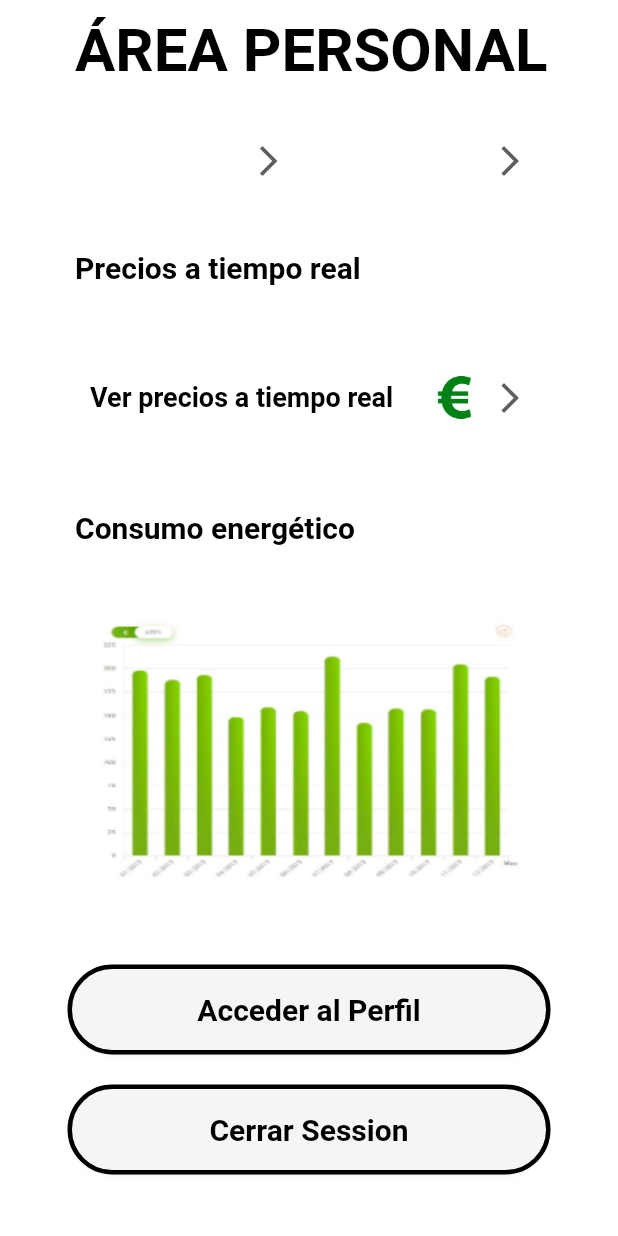
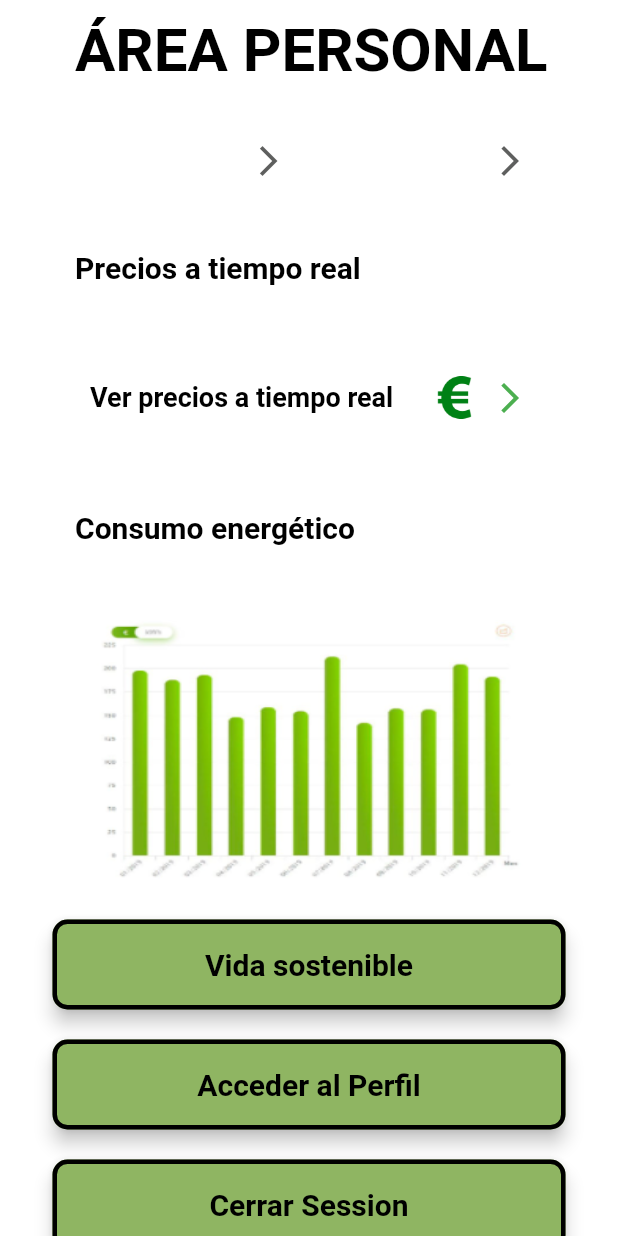
Before and after one commit to pausabat99/buildgreen-pes-Q2-2022, a Flutter app: the AreaPersonalCliente screen opened directly, on a phone screen of 412 x 824 dp. Run offline on Flutter 3.47's test engine with Material 2 defaults, Android fonts, the phone set to English and light mode, and no system bars; our stand-ins replace animated_flip_counter, email_validator, flutter_easyloading, flutter_html, permission_handler, shared_preferences; missing offline and left inert: google_maps_flutter_heatmap; accounts and stored records are empty; generated files the repository leaves out were written again; Roboto replaces fonts that are missing (Arial).

Commit message:
fix estéticos + rutas

```diff
--- a/frontend/lib/main.dart
+++ b/frontend/lib/main.dart
@@ -1,11 +1,11 @@
-import 'package:buildgreen/screens/edit_profile_page.dart';
+import 'package:buildgreen/screens/forms/edit_profile_page.dart';
 import 'package:buildgreen/screens/forms/new_appliance.dart';
 import 'package:buildgreen/screens/forms/new_property.dart';
 import 'package:buildgreen/screens/forms/signup_screen.dart';
+import 'package:buildgreen/screens/lista_consejos.dart';
 import 'package:buildgreen/screens/lista_electrodomesticos.dart';
 import 'package:buildgreen/screens/forms/login_screen.dart';
 import 'package:buildgreen/screens/main_screen.dart';
-import 'package:buildgreen/screens/mapa_screen.dart';
 import 'package:buildgreen/screens/resultados_simulacion.dart';
 import 'package:buildgreen/service_subscriber.dart';
 
@@ -66,6 +66,7 @@ class _MyAppState extends State<MyApp> {
         WelcomeScreen.route         :(context) => const WelcomeScreen(),
         NewProperty.route           :(context) => const NewProperty(),
         EditProfilePage.route       :(context) => const EditProfilePage(),
+        ConsejosList.route          :(context) => const ConsejosList(),
         },
         theme: ThemeData(
           primarySwatch: Colors.green,
--- a/frontend/lib/models/place.dart
+++ b/frontend/lib/models/place.dart
@@ -1,5 +1,3 @@
-import 'dart:convert';
-
 class Place {
   String name;
   String number;
--- a/frontend/lib/screens/area_personal_cliente.dart
+++ b/frontend/lib/screens/area_personal_cliente.dart
@@ -1,6 +1,7 @@
 // ignore_for_file: import_of_legacy_library_into_null_safe
 
-import 'package:buildgreen/screens/edit_profile_page.dart';
+import 'package:buildgreen/screens/forms/edit_profile_page.dart';
+import 'package:buildgreen/screens/lista_consejos.dart';
 import 'package:buildgreen/screens/welcome_screen.dart';
 import 'package:buildgreen/widgets/general_buttom.dart';
 import 'package:flutter/material.dart';
@@ -45,6 +46,10 @@ class _AreaPersonalCliente extends State<AreaPersonalCliente> {
     Navigator.pushNamed(context, EditProfilePage.route);
   }
 
+  Future<void> onPressedConsejos() async {
+    Navigator.pushNamed(context, ConsejosList.route);
+  }
+
   Widget createbox() {
     return Flexible(
       child: Container(
@@ -68,6 +73,7 @@ class _AreaPersonalCliente extends State<AreaPersonalCliente> {
     return Scaffold(
       backgroundColor: Colors.transparent,
       body: ListView(
+
         children: [
           Container(
             alignment: Alignment.topLeft,
@@ -146,11 +152,12 @@ class _AreaPersonalCliente extends State<AreaPersonalCliente> {
                         width: 50,
                       ),
                       const Icon(Icons.arrow_forward_ios,
-                          color: Color.fromARGB(255, 94, 95, 94)),
+                          color: Colors.green,
+                      ),
                     ],
                   ),
                   decoration: BoxDecoration(
-                    color: const Color.fromARGB(255, 255, 255, 255),
+                    color: Colors.white,
                     borderRadius: BorderRadius.circular(12),
                   ),
                 ),
@@ -182,16 +189,20 @@ class _AreaPersonalCliente extends State<AreaPersonalCliente> {
                   "assets/images/cual_es_el_gasto_en_electricidad2.png"),
             ),
             decoration: BoxDecoration(
-              color: const Color.fromARGB(255, 255, 255, 255),
+              color: Colors.white,
               borderRadius: BorderRadius.circular(12),
             ),
           ),
           Container(
-            padding: const EdgeInsets.only(
-              left: 20,
-              top: 40,
-              right: 20,
+            padding: const  EdgeInsets.all(10),
+            child: GeneralButton(
+              title: "Vida sostenible",
+              action: onPressedConsejos,
+              textColor: Colors.black,
             ),
+          ),
+          Container(
+            padding: const  EdgeInsets.all(10),
             child: GeneralButton(
               title: "Acceder al Perfil",
               action: onPressedProfile,
@@ -199,12 +210,7 @@ class _AreaPersonalCliente extends State<AreaPersonalCliente> {
             ),
           ),
           Container(
-            padding: const EdgeInsets.only(
-              left: 20,
-              top: 20,
-              right: 20,
-              bottom: 20,
-            ),
+            padding: const EdgeInsets.all(10),
             child: GeneralButton(
               title: "Cerrar Session",
               action: onPressedLogOut,
--- a/frontend/lib/widgets/general_buttom.dart
+++ b/frontend/lib/widgets/general_buttom.dart
@@ -20,17 +20,18 @@ class GeneralButton extends StatelessWidget{
       child: ElevatedButton(
 
         style: ElevatedButton.styleFrom(
-          primary: Colors.teal.withAlpha(0),
+
+          primary: Color.fromARGB(255, 143, 181, 98),
           onPrimary: Colors.white.withAlpha(0),
-          shadowColor: Colors.black.withOpacity(0.15),
+          shadowColor: Colors.black,
           shape: RoundedRectangleBorder(
-            borderRadius: BorderRadius.circular(100),
+            borderRadius: BorderRadius.circular(10),
           ),
           side: BorderSide(
             color: textColor,
             width: 3,
           ),
-          elevation: 1
+          elevation: 5
         ),
         onPressed: action,
         child: Text(title, style: TextStyle(fontSize: 20, fontWeight: FontWeight.w700, color: textColor,),),
```
Also changed, not shown: frontend/lib/screens/forms/edit_profile_page.dart (renamed from frontend/lib/screens/edit_profile_page.dart, +16 -23 lines), frontend/lib/screens/lista_consejos.dart (added, +224 -0 lines).
